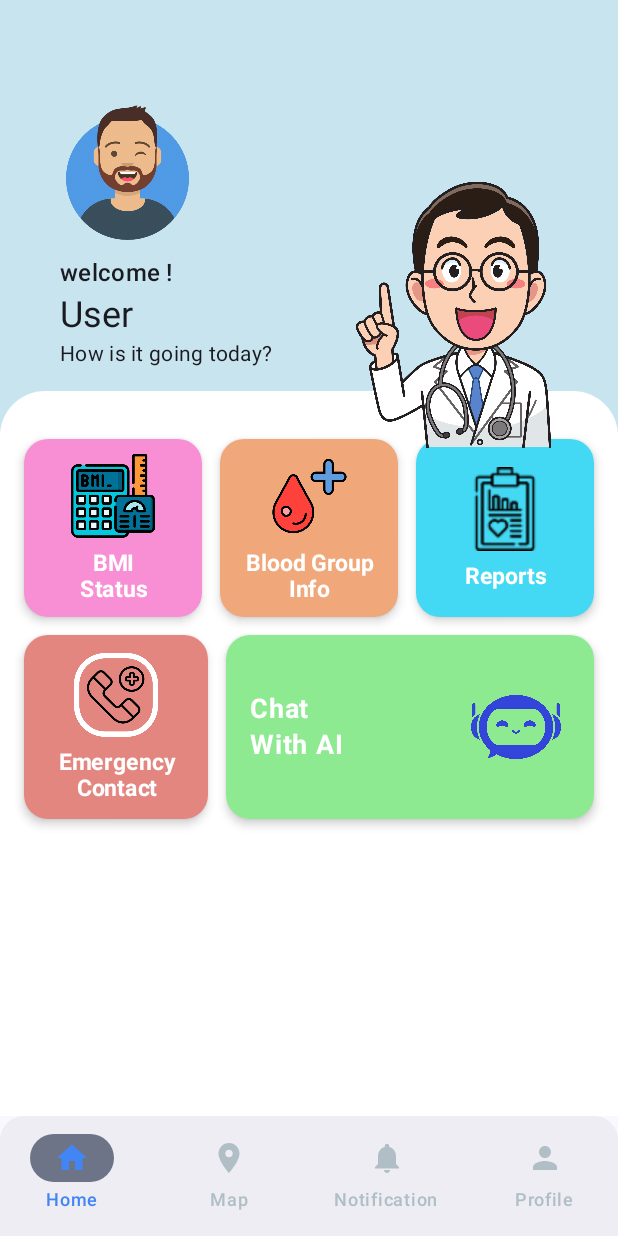
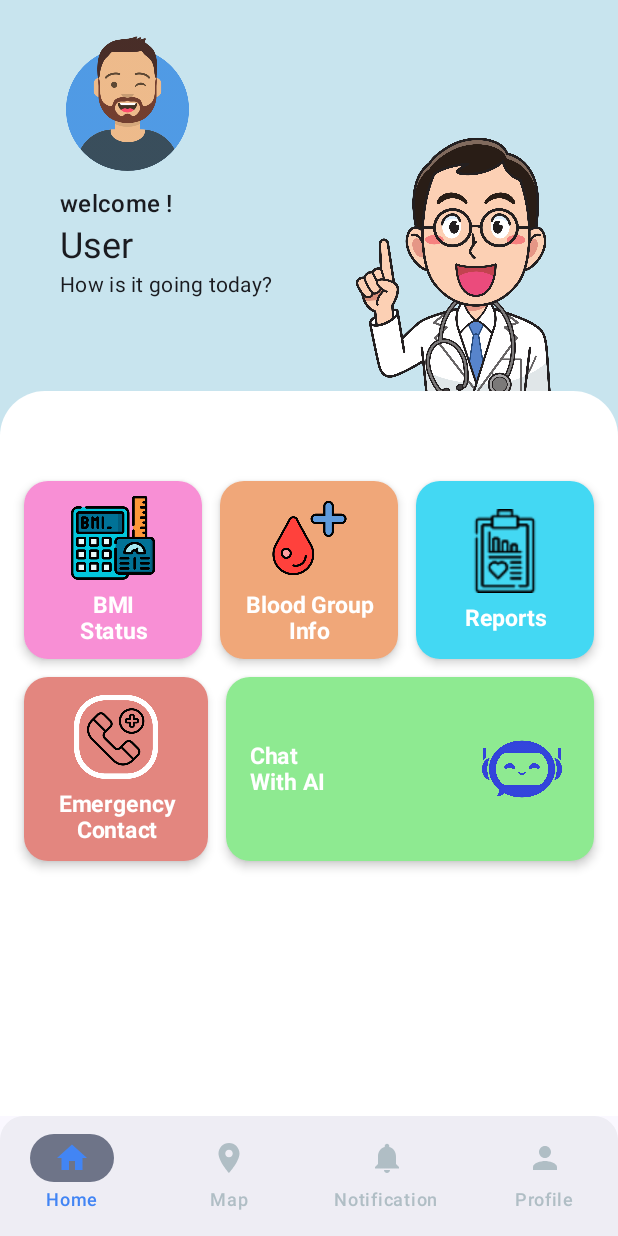
Before and after one commit to Lama-Raj/PersonalHealthBuddy, an Android app built with Jetpack Compose: the DashboardScreen screen opened through its navigation route, on a phone screen of 412 x 824 dp. Run offline under Robolectric (Android 15) with nearby library versions, the phone set to English and light mode, and no system bars.

Commit message:
Major DashBoard Update
added features to the dashboard

```diff
--- a/app/src/main/java/com/unh/personal_health_buddy/account/SignIn.kt
+++ b/app/src/main/java/com/unh/personal_health_buddy/account/SignIn.kt
@@ -185,7 +185,11 @@ fun SignInScreen(navController: NavHostController) {
                         email.value = ""
                         password.value = ""
                         passwordVisible = false
-                        navController.navigate("home")
+                        navController.navigate("home") {
+                            popUpTo(navController.graph.id) {
+                                inclusive = true
+                            }
+                        }
                     } catch (e: Exception) {
                         // If the 'await()' call fails, the exception is caught.
                         // Update the message to show the error.
--- a/app/src/main/java/com/unh/personal_health_buddy/features/Emergency.java
+++ /dev/null
@@ -1,4 +0,0 @@
-package com.unh.personal_health_buddy.features;
-
-public class Emergency {
-}
--- /dev/null
+++ b/app/src/main/java/com/unh/personal_health_buddy/features/Emergency.kt
@@ -0,0 +1,4 @@
+package com.unh.personal_health_buddy.features
+
+class Emergency {
+}
--- /dev/null
+++ b/app/src/main/java/com/unh/personal_health_buddy/features/report.kt
@@ -0,0 +1,4 @@
+package com.unh.personal_health_buddy.features
+
+class report {
+}
--- a/app/src/main/java/com/unh/personal_health_buddy/navigations/Navigation.kt
+++ b/app/src/main/java/com/unh/personal_health_buddy/navigations/Navigation.kt
@@ -9,7 +9,6 @@ import androidx.compose.runtime.Composable
 import androidx.compose.runtime.getValue
 import androidx.compose.ui.Alignment
 import androidx.compose.ui.Modifier
-import androidx.navigation.NavGraph.Companion.findStartDestination
 import androidx.navigation.compose.NavHost
 import androidx.navigation.compose.composable
 import androidx.navigation.compose.currentBackStackEntryAsState
@@ -31,18 +30,30 @@ fun AppNavigation() {
     // Screens that should not have the BottomNavBar
     val screensWithoutNavBar = listOf("main_welcome", "signup", "sign-in", "reset-password")
 
+    // Feature screens that are children of the "home" tab
+    val featureScreens = listOf("bmi_screen", "blood_group_screen", "reports_screen", "emergency_screen", "chat_ai_screen")
+
+    // Determine the route to highlight on the nav bar. If we're on a feature screen, highlight "home".
+    val routeForNavBar = if (currentRoute in featureScreens) "home" else currentRoute
+
     Scaffold(
         bottomBar = {
             if (currentRoute !in screensWithoutNavBar) {
                 BottomNavBar(
-                    currentRoute = currentRoute ?: "",
+                    currentRoute = routeForNavBar ?: "home",
                     onItemClick = { route ->
-                        navController.navigate(route) {
-                            popUpTo(navController.graph.findStartDestination().id) {
-                                saveState = true
+                        if (route == "home") {
+                            // Special handling for the home button to always pop the stack
+                            navController.popBackStack("home", inclusive = false)
+                        } else {
+                            // Standard navigation for other tabs
+                            navController.navigate(route) {
+                                popUpTo("home") {
+                                    saveState = true
+                                }
+                                launchSingleTop = true
+                                restoreState = true
                             }
-                            launchSingleTop = true
-                            restoreState = true
                         }
                     }
                 )
@@ -59,8 +70,8 @@ fun AppNavigation() {
             composable("sign-in") { SignInScreen(navController) }
             composable("reset-password") { ResetPasswordScreen(navController) }
 
-            // Main app destinations with BottomNavBar
-            composable("home") { DashboardScreen() }
+            // Main app destinations
+            composable("home") { DashboardScreen(navController) }
             composable("map_route") {
                 Box(modifier = Modifier.fillMaxSize(), contentAlignment = Alignment.Center) {
                     Text("Map Screen")
@@ -76,6 +87,33 @@ fun AppNavigation() {
                     Text("Profile Screen")
                 }
             }
+
+            // Feature screen destinations
+            composable("bmi_screen") {
+                Box(modifier = Modifier.fillMaxSize(), contentAlignment = Alignment.Center) {
+                    Text("BMI Screen")
+                }
+            }
+            composable("blood_group_screen") {
+                Box(modifier = Modifier.fillMaxSize(), contentAlignment = Alignment.Center) {
+                    Text("Blood Group Screen")
+                }
+            }
+            composable("reports_screen") {
+                Box(modifier = Modifier.fillMaxSize(), contentAlignment = Alignment.Center) {
+                    Text("Reports Screen")
+                }
+            }
+            composable("emergency_screen") {
+                Box(modifier = Modifier.fillMaxSize(), contentAlignment = Alignment.Center) {
+                    Text("Emergency Screen")
+                }
+            }
+            composable("chat_ai_screen") {
+                Box(modifier = Modifier.fillMaxSize(), contentAlignment = Alignment.Center) {
+                    Text("Chat With AI Screen")
+                }
+            }
         }
     }
 }
--- a/app/src/main/java/com/unh/personal_health_buddy/screen/DashBoard.kt
+++ b/app/src/main/java/com/unh/personal_health_buddy/screen/DashBoard.kt
@@ -14,7 +14,6 @@ import androidx.compose.foundation.layout.PaddingValues
 import androidx.compose.foundation.layout.Row
 import androidx.compose.foundation.layout.Spacer
 import androidx.compose.foundation.layout.aspectRatio
-import androidx.compose.foundation.layout.fillMaxHeight
 import androidx.compose.foundation.layout.fillMaxSize
 import androidx.compose.foundation.layout.fillMaxWidth
 import androidx.compose.foundation.layout.height
@@ -40,6 +39,8 @@ import androidx.compose.ui.text.style.TextAlign
 import androidx.compose.ui.tooling.preview.Preview
 import androidx.compose.ui.unit.dp
 import androidx.compose.ui.unit.sp
+import androidx.navigation.NavController
+import androidx.navigation.compose.rememberNavController
 import com.unh.personal_health_buddy.R
 import com.unh.personal_health_buddy.ui.theme.BloodOrange
 import com.unh.personal_health_buddy.ui.theme.BmiPink
@@ -53,7 +54,7 @@ import com.unh.personal_health_buddy.ui.theme.ReportsCyan
 /**
  * A simple data class to hold info for our feature cards.
  *
- * IMPORTANT: Replace 'R.drawable.profile' with your actual icon resource IDs.
+ * IMPORTANT: Replace '''R.drawable.profile''' with your actual icon resource IDs.
  * (e.g., R.drawable.bmi_icon, R.drawable.blood_icon, etc.)
  */
 data class Feature(
@@ -63,145 +64,146 @@ data class Feature(
 
 @OptIn(ExperimentalMaterial3Api::class) // We need this to use the Material 3 Card.
 @Composable // This annotation marks the function as a piece of UI.
-fun DashboardScreen(){
-    // !! IMPORTANT: Replace these with your actual drawable resources!
+fun DashboardScreen(navController: NavController){
+
     val feature1 = Feature("BMI\nStatus", R.drawable.bmical) // Pink
     val feature2 = Feature("Blood Group\nInfo", R.drawable.blood)      // Orange
     val feature3 = Feature("Reports", R.drawable.reports)     // Blue
     val feature4 = Feature("Emergency\nContact", R.drawable.call)    // Red
     val feature5 = Feature("Chat\nWith AI", R.drawable.chatai) // Green
 
-
-    // The 'Box' composable allows UI elements to be stacked on top of each other.
-    Box(
-        // A 'modifier' is used to change the appearance or behavior of a composable.
+    // --- NEW ROBUST LAYOUT ---
+    // This Column is the new root. It divides the screen into two weighted sections,
+    // which is much more stable than calculating offsets from screen height.
+    Column(
         modifier = Modifier
-            .fillMaxSize() // This makes the Box take up the whole screen.
-            .background(LightBlueBackground) // This sets the background color of the Box.
+            .fillMaxSize()
+            .background(LightBlueBackground)
     ) {
-        // This is the second Box, which acts as the white card.
+        // --- TOP BLUE SECTION (35% of screen height) ---
         Box(
             modifier = Modifier
-                .align(Alignment.BottomCenter) // This positions the white card at the bottom of the parent Box.
-                .fillMaxWidth() // This makes the card take the full width of the screen.
-                .fillMaxHeight(0.65f) // This makes the card cover 65% of the screen's height.
-                .clip(RoundedCornerShape(topStart = 30.dp, topEnd = 30.dp)) // This rounds only the top corners.
-                .background(Color.White) // This sets the background of this Box to white.
+                .fillMaxWidth()
+                .weight(0.35f) // This makes the box take up 35% of the parent Column's height.
         ) {
+            // The user info is aligned to the top-start of this Box.
+            Column(
+                modifier = Modifier
+                    .align(Alignment.TopStart)
+                    .padding(horizontal = 40.dp, vertical = 24.dp) // Simple padding is more reliable.
+            ) {
+                Image(
+                    painter = painterResource(id = R.drawable.profile),
+                    contentDescription = "User Profile Picture",
+                    modifier = Modifier
+                        .size(90.dp)
+                        .clip(CircleShape)
+                )
 
-            // --- THIS IS THE MANUAL LAYOUT ---
-            // We use a Column to create the two rows.
+                Spacer(modifier = Modifier.height(10.dp))
+
+                Text(
+                    text = "welcome !",
+                    style = MaterialTheme.typography.titleMedium
+                )
+                Text(
+                    text = "User",
+                    style = MaterialTheme.typography.headlineSmall
+                )
+                Text(
+                    text = "How is it going today?",
+                    style = MaterialTheme.typography.bodyMedium
+                )
+            }
+
+            // The doctor image is aligned to the BOTTOM of this Box.
+            // This is the key to making its position relative to the white card below.
+            Image(
+                painter = painterResource(id = R.drawable.doctor),
+                contentDescription = "Doctor Illustration",
+                modifier = Modifier
+                    .align(Alignment.BottomEnd) // Align to the bottom-right of the parent Box.
+                    // A positive 'y' offset makes the image "hang over" into the section below.
+                    .offset(x = (-20).dp, y = 10.dp)
+                    .size(180.dp)
+            )
+        }
+
+        // --- BOTTOM WHITE CARD SECTION (65% of screen height) ---
+        Column(
+            modifier = Modifier
+                .fillMaxWidth()
+                .weight(0.65f) // This takes the remaining 65% of the height.
+                .clip(RoundedCornerShape(topStart = 30.dp, topEnd = 30.dp))
+                .background(Color.White)
+        ) {
+            // We use a Column to hold the two rows of cards.
             Column(
                 modifier = Modifier
                     .fillMaxSize()
                     // This padding is crucial:
-                    // - top = 32.dp: Pushes the layout down to avoid overlapping.
+                    // - top = 60.dp: A larger padding to avoid the overlapping doctor image.
                     // - start/end/bottom = 16.dp: Adds space on the sides and bottom.
-                    .padding(PaddingValues(start = 16.dp, end = 16.dp, top = 32.dp, bottom = 16.dp)),
-                verticalArrangement = Arrangement.spacedBy(12.dp) // Reduced padding
+                    .padding(PaddingValues(start = 16.dp, end = 16.dp, top = 60.dp, bottom = 16.dp)),
+                verticalArrangement = Arrangement.spacedBy(12.dp)
             ) {
                 // This is the TOP row of cards
                 Row(
                     modifier = Modifier.fillMaxWidth(),
-                    horizontalArrangement = Arrangement.spacedBy(12.dp), // Reduced padding
-                    verticalAlignment = Alignment.CenterVertically // Ensure cards in row align
+                    horizontalArrangement = Arrangement.spacedBy(12.dp),
+                    verticalAlignment = Alignment.CenterVertically
                 ) {
                     StandardFeatureCard(
                         feature = feature1,
-                        onClick = { /* TODO: Handle BMI click */ },
+                        onClick = { navController.navigate("bmi_screen") },
                         backgroundColor = BmiPink,
                         modifier = Modifier
-                            .weight(1f) // Each takes 1/3 of the width
-                            .aspectRatio(1f) // Makes the card square
+                            .weight(1f)
+                            .aspectRatio(1f)
                     )
                     StandardFeatureCard(
                         feature = feature2,
-                        onClick = { /* TODO: Handle Blood Group click */ },
+                        onClick = { navController.navigate("blood_group_screen") },
                         backgroundColor = BloodOrange,
                         modifier = Modifier
-                            .weight(1f) // Each takes 1/3 of the width
-                            .aspectRatio(1f) // Makes the card square
+                            .weight(1f)
+                            .aspectRatio(1f)
                     )
                     StandardFeatureCard(
                         feature = feature3,
-                        onClick = { /* TODO: Handle Reports click */ },
+                        onClick = { navController.navigate("reports_screen") },
                         backgroundColor = ReportsCyan,
                         modifier = Modifier
-                            .weight(1f) // Each takes 1/3 of the width
-                            .aspectRatio(1f) // Makes the card square
+                            .weight(1f)
+                            .aspectRatio(1f)
                     )
                 }
 
                 // This is the BOTTOM row of cards
                 Row(
                     modifier = Modifier.fillMaxWidth(),
-                    horizontalArrangement = Arrangement.spacedBy(12.dp), // Reduced padding
-                    verticalAlignment = Alignment.CenterVertically // Ensure cards in row align
+                    horizontalArrangement = Arrangement.spacedBy(12.dp),
+                    verticalAlignment = Alignment.CenterVertically
                 ) {
                     StandardFeatureCard(
                         feature = feature4,
-                        onClick = { /* TODO: Handle Emergency click */ },
+                        onClick = { navController.navigate("emergency_screen") },
                         backgroundColor = EmergencyRed,
                         modifier = Modifier
-                            .weight(1f) // Takes 1/3 of the space
-                            .aspectRatio(1f) // Makes the card square
+                            .weight(1f)
+                            .aspectRatio(1f)
                     )
-                    // We call the 'LargeFeatureCard' for the chat feature
                     LargeFeatureCard(
                         feature = feature5,
-                        onClick = { { /* TODO: Handle Chat click */ } },
+                        onClick = { navController.navigate("chat_ai_screen") },
                         backgroundColor = ChatGreen,
                         modifier = Modifier
-                            .weight(2f) // Takes 2/3 of the space (twice as wide)
-                            .aspectRatio(2f)  // Makes height 1/2 of width
+                            .weight(2f)
+                            .aspectRatio(2f)
                     )
                 }
             }
-            // --- END OF THE MANUAL LAYOUT ---
         }
-
-        // The 'Column' composable arranges items vertically, one below the other.
-        Column(
-            modifier = Modifier
-                .offset(y = (30.dp))
-                .align(Alignment.TopStart) // This positions the column at the top-left of the parent Box.
-                .padding(40.dp) // This adds 16dp of space around the column's content.
-        ) {
-            // The 'Image' composable is used to display a picture.
-            Image(
-                painter = painterResource(id = R.drawable.profile), // This loads the image from the 'drawable' folder.
-                contentDescription = "User Profile Picture", // This is text for screen readers.
-                modifier = Modifier
-                    .size(90.dp) // This sets the size of the image to 90x90 dp.
-                    .clip(CircleShape) // This clips the image into a circular shape.
-            )
-
-            Spacer(modifier = Modifier.height(10.dp)) // This creates an 10dp vertical space.
-
-            // The 'Text' composable displays a string of text.
-            Text(
-                text = "welcome !",
-                style = MaterialTheme.typography.titleMedium // This applies a pre-defined text style.
-            )
-            Text(
-                text = "User",
-                style = MaterialTheme.typography.headlineSmall
-            )
-            Text(
-                text = "How is it going today?",
-                style = MaterialTheme.typography.bodyMedium
-            )
-        }
-
-        // This is another 'Image' composable for the doctor illustration.
-        Image(
-            painter = painterResource(id = R.drawable.doctor),
-            contentDescription = "Doctor Illustration",
-            modifier = Modifier
-                .align(Alignment.TopEnd) // This positions the image at the top-right of the parent Box.
-                .offset(x = (-20).dp, y = 120.dp) // This moves the image from its aligned position.
-                .size(size = 180.dp) // This sets the size of the image.
-        )
     }
 }
 
@@ -271,40 +273,40 @@ fun LargeFeatureCard(
         elevation = CardDefaults.cardElevation(defaultElevation = 4.dp),
         colors = CardDefaults.cardColors(containerColor = backgroundColor)
     ) {
-        // Use a Row to arrange items side-by-side
         Row(
             modifier = Modifier
                 .fillMaxSize()
-                .padding(horizontal = 16.dp, vertical = 12.dp), // Padding
+                .padding(horizontal = 16.dp, vertical = 8.dp),
             verticalAlignment = Alignment.CenterVertically,
-            horizontalArrangement = Arrangement.SpaceBetween // Puts space between items
+            horizontalArrangement = Arrangement.SpaceBetween
         ) {
             Text(
                 text = feature.text,
                 fontWeight = FontWeight.Bold,
-                fontSize = 18.sp, // Slightly larger text
+                fontSize = 15.sp,
+                lineHeight = 17.sp,
                 color = Color.White,
-                textAlign = TextAlign.Start // Align text to the start
+                textAlign = TextAlign.Start,
+                modifier = Modifier.weight(1f)
             )
-            // We use Image instead of Icon
             Image(
                 painter = painterResource(id = feature.imageId),
                 contentDescription = "${feature.text} Illustration",
                 modifier = Modifier
-                    .size(72.dp), // Increased from 64.dp
+                    .size(64.dp), // Consistent size
                 contentScale = ContentScale.Fit
             )
         }
     }
 }
 
-
-@Preview(showBackground = true) // This annotation tells Android Studio to show a preview of this UI.
-@Composable // This marks the function as a piece of UI.
+@Preview(showBackground = true)
+@Composable
 fun DashboardScreenPreview() {
-    // This provides the app's theme to the preview so it looks correct.
     PersonalHealthBuddyTheme {
-        // This calls the main screen function to render it in the preview panel.
-        DashboardScreen()
+        // Since DashboardScreen now needs a NavController,
+        // we can use a placeholder for the preview.
+        val navController = rememberNavController()
+        DashboardScreen(navController = navController)
     }
 }
```
